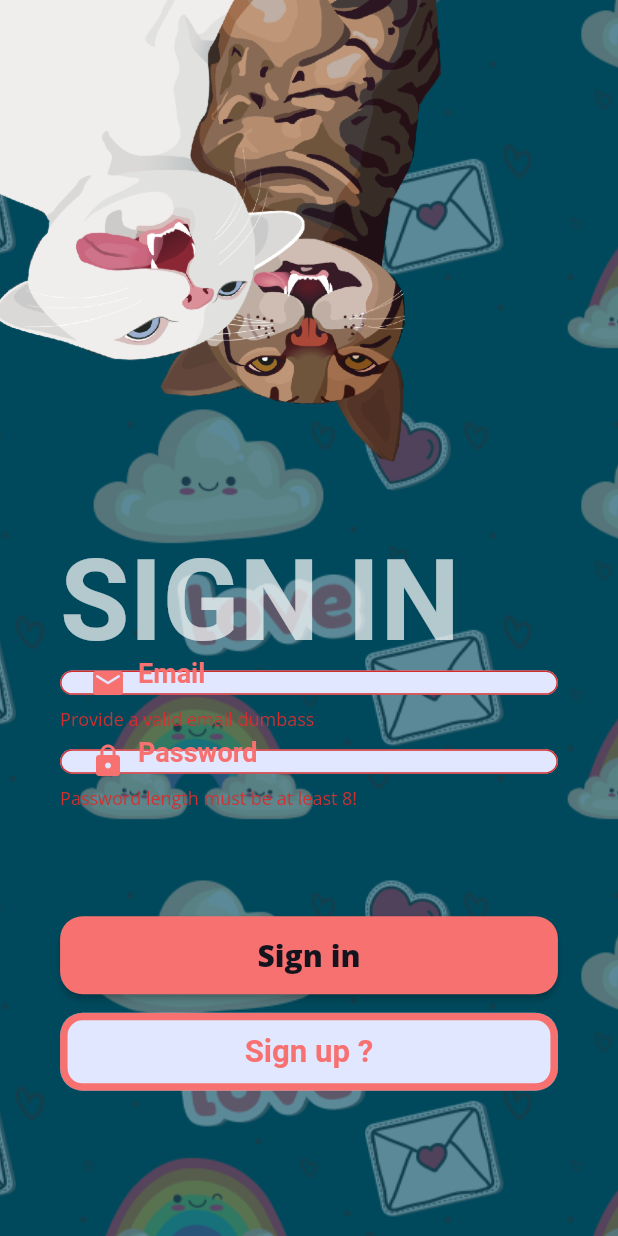
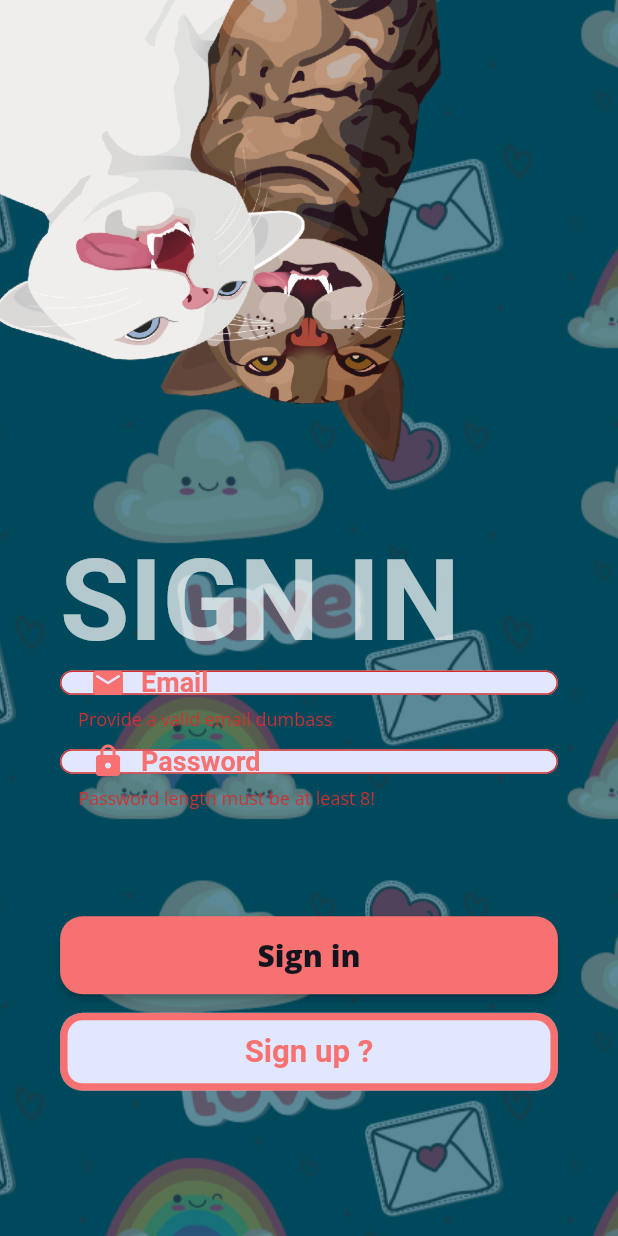
Before and after one commit to lulzshadowwalker/booba-2.0, a Flutter app: the screen it shows after launch, after a tap on "Sign in", on a phone screen of 412 x 824 dp. Run offline on Flutter 3.47's test engine with Material 2 defaults, Android fonts, the phone set to English and light mode, and no system bars; our stand-ins replace cloud_firestore, firebase_auth, firebase_core, firebase_storage, flutter_screenutil, get and 4 more; accounts and stored records are empty.

Commit message:
commit before merge again

```diff
--- a/lib/helpers/lulz_imports.dart
+++ b/lib/helpers/lulz_imports.dart
@@ -3,6 +3,7 @@ import 'dart:math' as math;
 import 'dart:typed_data';
 
 import 'package:booba2/views/add_post_details/mobile/m_addpostdetails.dart';
+import 'package:booba2/views/feed/mobile/m_feed.dart';
 import 'package:booba2/views/imagesource_bottomsheet/mobile/m_imagesource_bottomsheet.dart';
 import 'package:booba2/services/auth/auth_controller.dart';
 import 'package:booba2/views/auth/desktop/signin/components/d_signin_form.dart';
--- a/lib/main.dart
+++ b/lib/main.dart
@@ -1,7 +1,6 @@
 import 'package:firebase_core/firebase_core.dart';
 import 'package:flutter/material.dart';
 import 'package:get/get.dart';
-
 import './LOCAL.dart';
 import './helpers/lulz_imports.dart';
 
@@ -14,5 +13,4 @@ void main() async {
       : await Firebase.initializeApp();
 
   runApp(const Booba());
-
 }
--- a/lib/services/auth/auth_controller.dart
+++ b/lib/services/auth/auth_controller.dart
@@ -93,5 +93,6 @@ class AuthController extends GetxController {
     });
   }
 
-  static User? get currentUser => _auth.currentUser;
+   User? get getUser => _auth.currentUser;
+   static User? get currentUser => _auth.currentUser;
 }///  END AUTH_CONTROLLER
--- a/lib/services/theme/lulz_theme.dart
+++ b/lib/services/theme/lulz_theme.dart
@@ -15,7 +15,7 @@ class LulzTheme {
         backgroundColor: LulzColors.backgroundDarkDimmed,
         elevation: 0,
         foregroundColor: LulzColors.whiteText,
-        titleTextStyle: LulzTextStyle.md?.copyWith(fontWeight: FontWeight.w500),
+        titleTextStyle: LulzTextStyle.md?.copyWith(fontWeight: FontWeight.w300),
         titleSpacing: 0,
       ),
 
--- a/lib/views/add_post_details/components/lulz_tag.dart
+++ b/lib/views/add_post_details/components/lulz_tag.dart
@@ -15,6 +15,8 @@ class LulzTag extends StatelessWidget {
   ///  and allow colors within only withing a certain range
   final Color? _color;
   final String _text;
+
+  String get getText => _text;
   @override
   Widget build(BuildContext context) {
     return Container(
@@ -29,7 +31,7 @@ class LulzTag extends StatelessWidget {
         child: Padding(
             padding:
                 const EdgeInsets.symmetric(vertical: 5.0, horizontal: 12.0),
-            child: Text('#${_text.toLowerCase()}',
+            child: Text(_text.toLowerCase(),
                 style: LulzTextStyle.md?.copyWith(color: _color))));
   }
 }
--- a/lib/views/shared/lulz_elevatedbutton/lulz_elevatedbutton.dart
+++ b/lib/views/shared/lulz_elevatedbutton/lulz_elevatedbutton.dart
@@ -9,6 +9,7 @@ class LulzElevatedButton extends StatelessWidget {
     Key? key,
     required String text,
     Color? textColor,
+    Color? backgroundColor,
     Size? maxSize,
     required VoidCallback onPressed,
     required double textWidth,
@@ -16,11 +17,13 @@ class LulzElevatedButton extends StatelessWidget {
         _onPressed = onPressed,
         _textColor = textColor,
         _textWidth = textWidth,
+        _backgroundColor = backgroundColor,
         super(key: key);
 
   final String _text;
   final VoidCallback _onPressed;
   final Color? _textColor;
+  final Color? _backgroundColor;
   final double _textWidth;
 
   @override
@@ -36,7 +39,8 @@ class LulzElevatedButton extends StatelessWidget {
           fontWeight: FontWeight.w900,
         ),
       ),
-      style: ElevatedButton.styleFrom(fixedSize: Size.fromHeight(41.h)),
+      style: ElevatedButton.styleFrom(
+          fixedSize: Size.fromHeight(41.h), primary: _backgroundColor, ),
     );
   }
 }
--- a/lib/views/shared/lulz_formfield/lulz_formfield.dart
+++ b/lib/views/shared/lulz_formfield/lulz_formfield.dart
@@ -3,16 +3,19 @@ import 'package:flutter/material.dart';
 import 'package:flutter_screenutil/flutter_screenutil.dart';
 
 class LulzFormField extends StatelessWidget {
-  const LulzFormField({
+  LulzFormField({
     Key? key,
     required TextEditingController controller,
     required String hintText,
-    required Icon prefixIcon,
+    Icon? prefixIcon,
     BoxConstraints? constraints,
     TextInputType? keyboardType,
     bool? obscureText,
     GlobalKey? formFieldKey,
     String? Function(String? input)? validator,
+    Function(String value)? onChanged,
+    int? maxLines,
+    Color? color,
   })  : _controller = controller,
         _hintText = hintText,
         _prefixIcon = prefixIcon,
@@ -21,45 +24,59 @@ class LulzFormField extends StatelessWidget {
         _obscureText = obscureText,
         _validator = validator,
         _formFieldKey = formFieldKey,
+        _onChanged = onChanged,
+        _maxLines = maxLines,
+        _color = color ?? LulzColors.accent3,
         super(key: key);
 
   final TextEditingController _controller;
   final String _hintText;
-  final Icon _prefixIcon;
+  final Icon? _prefixIcon;
   final BoxConstraints? _constraints;
   final TextInputType? _keyboardType;
   final bool? _obscureText;
   final String? Function(String? input)? _validator;
   final GlobalKey? _formFieldKey;
+  final Function(String value)? _onChanged;
+  final int? _maxLines;
+  final Color _color;
 
   /// TODO add a shadow effect, psimple ( https://stackoverflow.com/questions/62066259/adding-shadow-to-inside-of-text-field-flutter )
   @override
   Widget build(BuildContext context) {
     return TextFormField(
+      textAlignVertical: TextAlignVertical.bottom,
+      maxLines: _maxLines == null ? 1 : _maxLines,
       key: _formFieldKey,
       validator: _validator,
       cursorWidth: 5,
-      cursorColor: LulzColors.accent3,
-      textAlign: TextAlign.start,
+      cursorColor: _color,
       style: LulzTextStyle.button?.copyWith(
-          color: LulzColors.backgroundDark, fontSize: LulzTextStyle().getMd),
+          color: LulzColors.backgroundDark,
+          fontSize: LulzTextStyle().getMd,
+          overflow: TextOverflow.ellipsis),
       controller: _controller,
       keyboardType: _keyboardType,
       obscureText: _obscureText ?? false,
+      onChanged: _onChanged,
+
+      /// decoration
       decoration: InputDecoration(
         constraints: _constraints,
         border: OutlineInputBorder(borderRadius: BorderRadius.circular(15.0.r)),
-        contentPadding: const EdgeInsets.only(top: 10),
+        // contentPadding: const EdgeInsets.all(0),
         hintText: _hintText,
         hintStyle: LulzTextStyle.button?.copyWith(
             color: LulzColors.accent3, fontSize: LulzTextStyle().getMd),
         prefixIcon: Padding(
-            padding: const EdgeInsets.only(left: 20, right: 8),
+            padding: _prefixIcon == null
+                ? const EdgeInsets.symmetric(horizontal: 10)
+                : const EdgeInsets.only(left: 20, right: 10),
             child: _prefixIcon),
         focusedBorder: OutlineInputBorder(
           borderRadius: BorderRadius.circular(15.0.r),
           borderSide: BorderSide(
-            color: LulzColors.accent3,
+            color: _color,
           ),
         ),
       ),
--- a/pubspec.yaml
+++ b/pubspec.yaml
@@ -38,6 +38,7 @@ dependencies:
   # icons
   line_icons: ^2.0.1
   uuid: ^3.0.6
+  cached_network_image: ^3.2.0
 
 
 dev_dependencies:
```
Also changed, not shown: lib/services/database/database_controller.dart (+6 -1 lines), lib/views/add_post_details/mobile/components/m_addpostdetails_appbar.dart (+4 -3 lines), lib/views/add_post_details/mobile/controllers/tags_controller.dart (added, +19 -0 lines), lib/views/add_post_details/mobile/m_addpostdetails.dart (+115 -12 lines), lib/views/feed/mobile/m_feed.dart (+6 -5 lines), lib/views/shared/lulz_imagecard.dart/lulz_imagecard.dart (added, +29 -0 lines), pubspec.lock, 1 other file.
